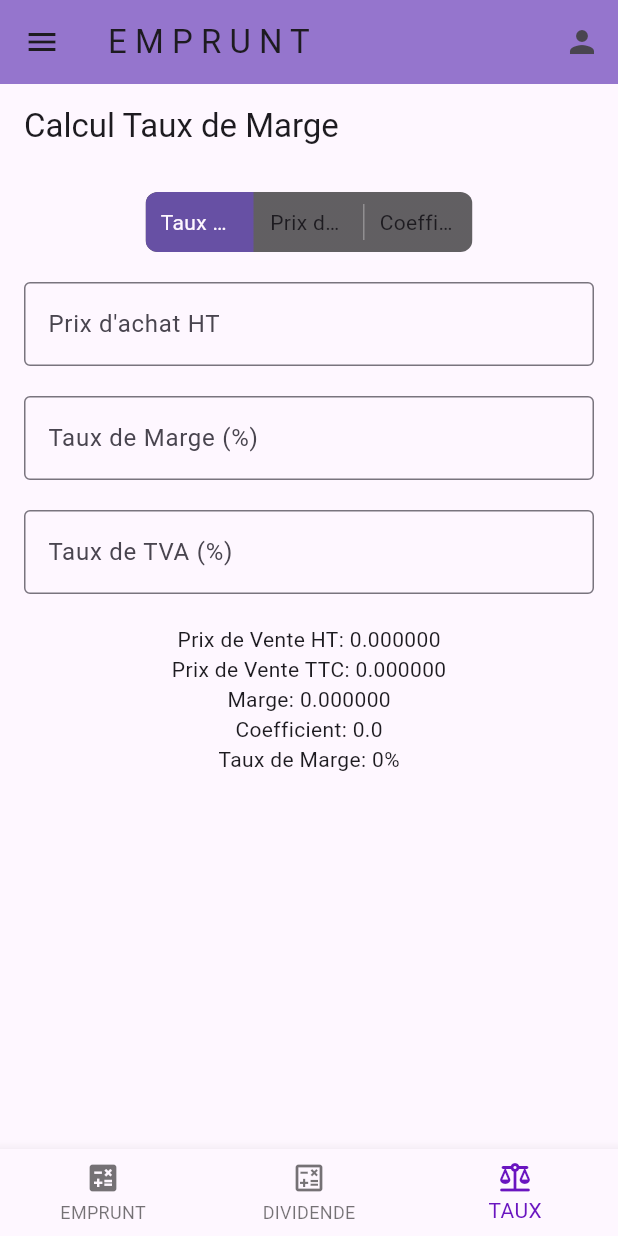
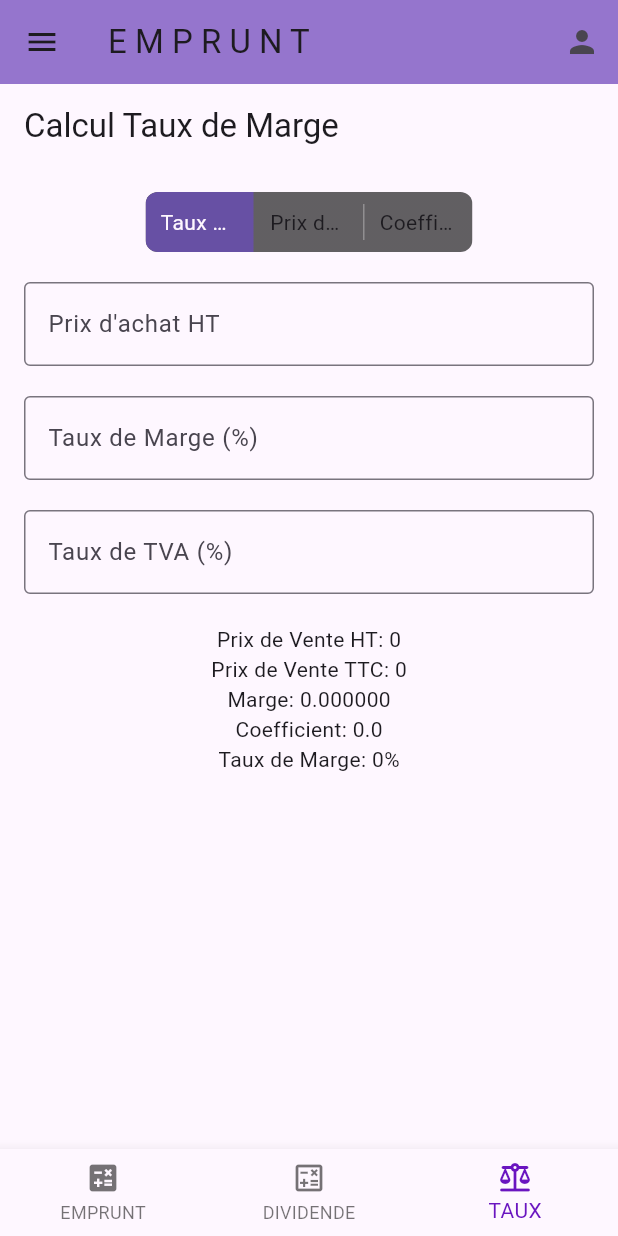
Before and after one commit to InnocenPy/CalculatorFinancier, a Flutter app: the screen it shows after launch, item 3 of the bottom bar chosen, on a phone screen of 412 x 824 dp. Run offline on Flutter 3.47's test engine with Material 3 defaults, Android fonts, the phone set to English and light mode, and no system bars; drawn by our look-alikes of toggle_switch.

Commit message:
"Added intl package and updated formatting of prices and margins on TauxDeMargePage"

```diff
--- a/lib/pages/taux_marge.dart
+++ b/lib/pages/taux_marge.dart
@@ -1,4 +1,5 @@
 import 'package:flutter/material.dart';
+import 'package:intl/intl.dart';
 import 'package:toggle_switch/toggle_switch.dart';
 
 class TauxDeMargePage extends StatefulWidget {
@@ -219,8 +220,10 @@ class _TauxDeMargePageState extends State<TauxDeMargePage> {
               },
             ),
             const SizedBox(height: 20),
-            Text("Prix de Vente HT: ${prixVenteHT.toStringAsFixed(6)}"),
-            Text("Prix de Vente TTC: ${prixVenteTTC.toStringAsFixed(6)}"),
+            Text(
+                "Prix de Vente HT: ${NumberFormat.decimalPattern('fr').format(prixVenteHT)}"),
+            Text(
+                "Prix de Vente TTC: ${NumberFormat.decimalPattern('fr').format(prixVenteTTC)}"),
             Text("Marge: ${marge.toStringAsFixed(6)}"),
             Text("Coefficient: ${coefficient.toStringAsFixed(1)}"),
             Text("Taux de Marge: ${tauxMarge.toStringAsFixed(0)}%"),
--- a/pubspec.yaml
+++ b/pubspec.yaml
@@ -10,6 +10,7 @@ dependencies:
   flutter:
     sdk: flutter
   toggle_switch: ^2.3.0 # Vérifiez la dernière version sur pub.dev
+  intl: ^0.17.0
 
 dev_dependencies:
   flutter_test:
```
Also changed, not shown: pubspec.lock.
